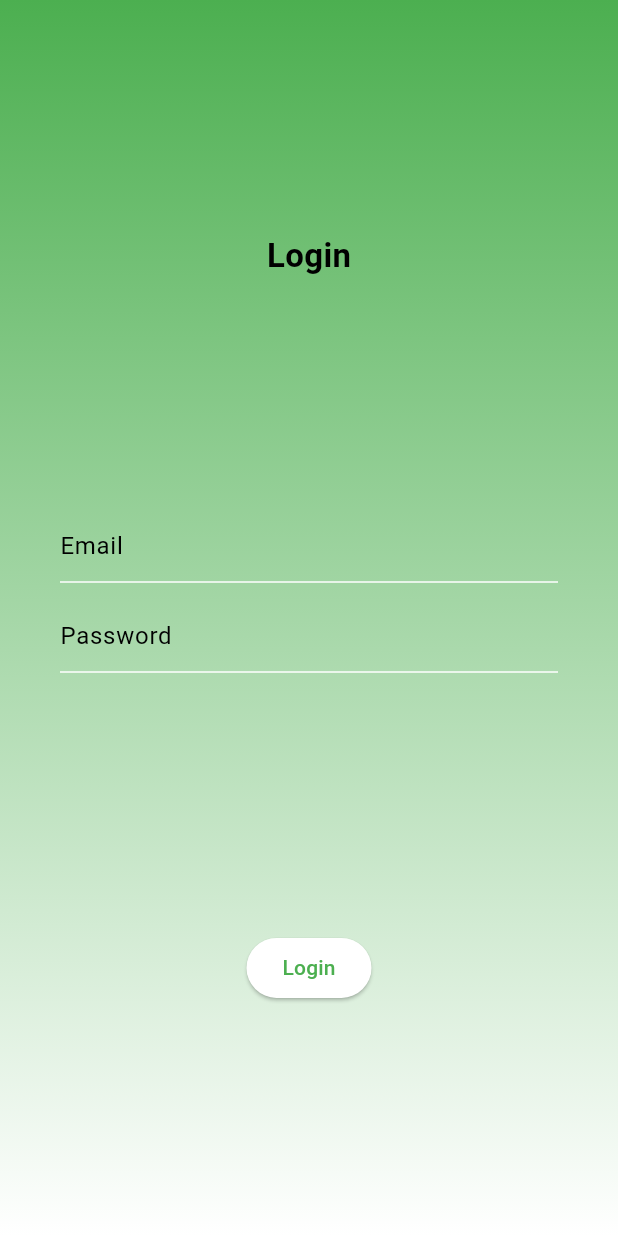
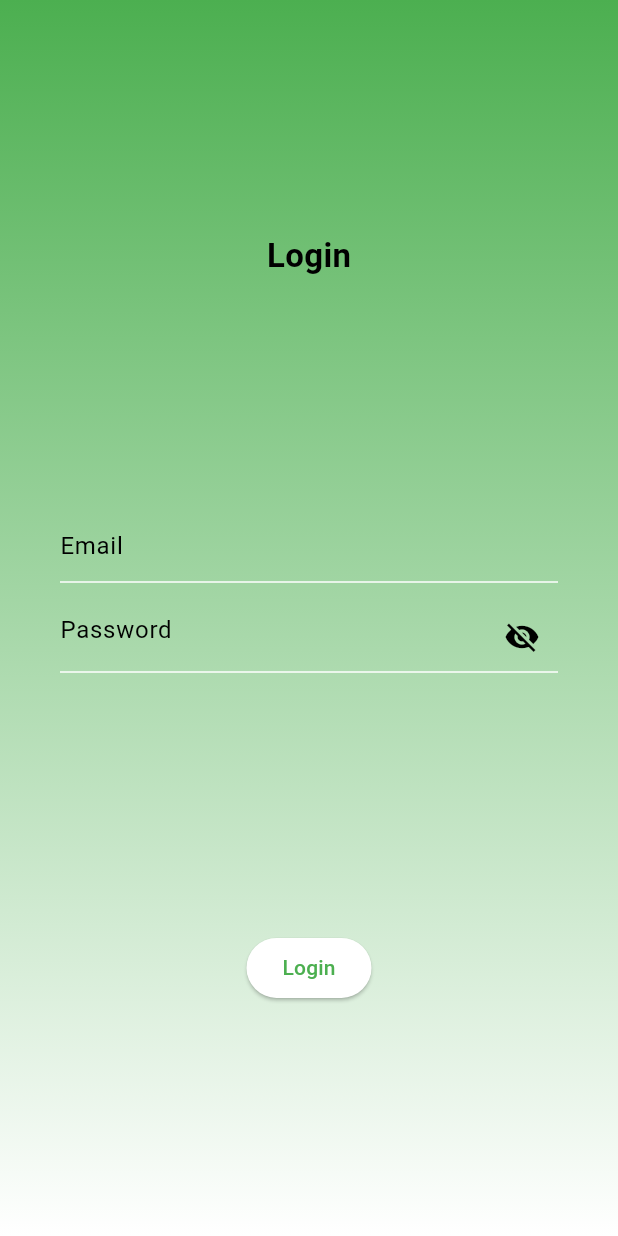
Before and after one commit to Edomiyas888/SpinWheel, a Flutter app: the screen it shows after launch, on a phone screen of 412 x 824 dp. Run offline on Flutter 3.47's test engine with Material 3 defaults, Android fonts, the phone set to English and light mode, and no system bars; our stand-ins replace audioplayers, cached_network_image, cloud_firestore, confetti, connectivity, csv and 6 more; missing offline and left inert: dart:html; accounts and stored records are empty.

Commit message:
Password Visibility

```diff
--- a/lib/widgets/login.dart
+++ b/lib/widgets/login.dart
@@ -14,6 +14,7 @@ class Login extends StatefulWidget {
 }
 
 class _LoginState extends State<Login> {
+  bool _isPasswordVisible = false;
   @override
   void initState() {
     // TODO: implement initState
@@ -61,7 +62,21 @@ class _LoginState extends State<Login> {
                   TextField(
                     controller: _passwordController,
                     maxLines: 1,
-                    decoration: InputDecoration(hintText: 'Password'),
+                    decoration: InputDecoration(
+                      hintText: 'Password',
+                      suffixIcon: IconButton(
+                        icon: Icon(_isPasswordVisible
+                            ? Icons.visibility
+                            : Icons.visibility_off),
+                        onPressed: () {
+                          setState(() {
+                            _isPasswordVisible = !_isPasswordVisible;
+                          });
+                        },
+                      ),
+                    ),
+                    obscureText:
+                        !_isPasswordVisible, // Hide password text if not visible
                   ),
                   SizedBox(
                     height: 18,
```
